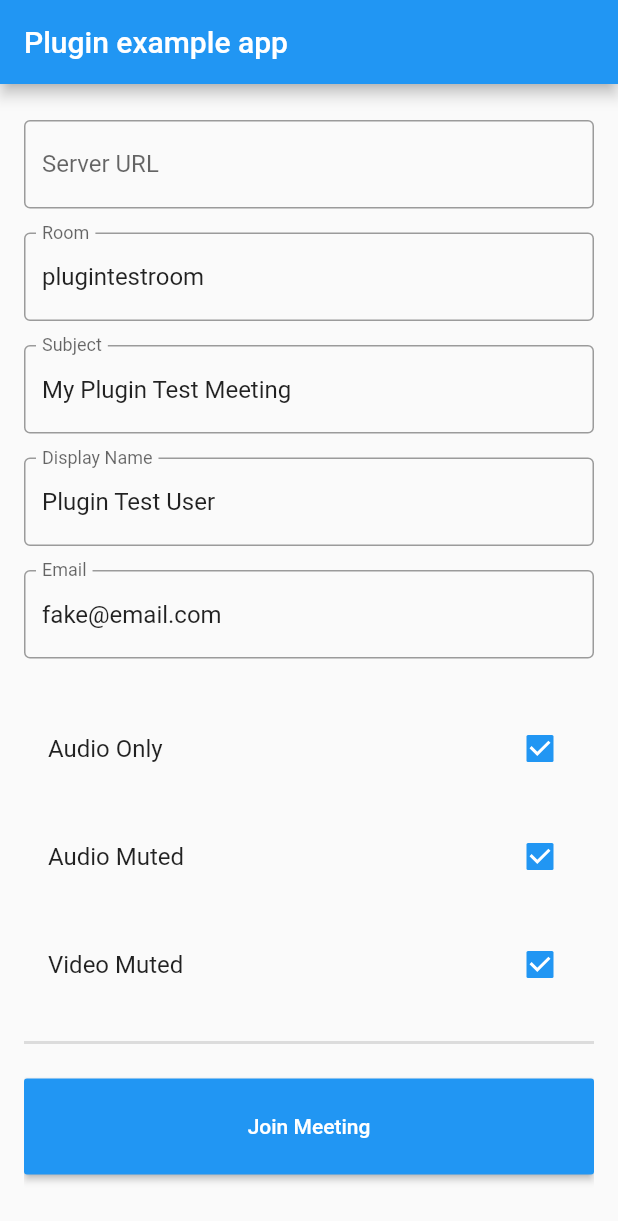
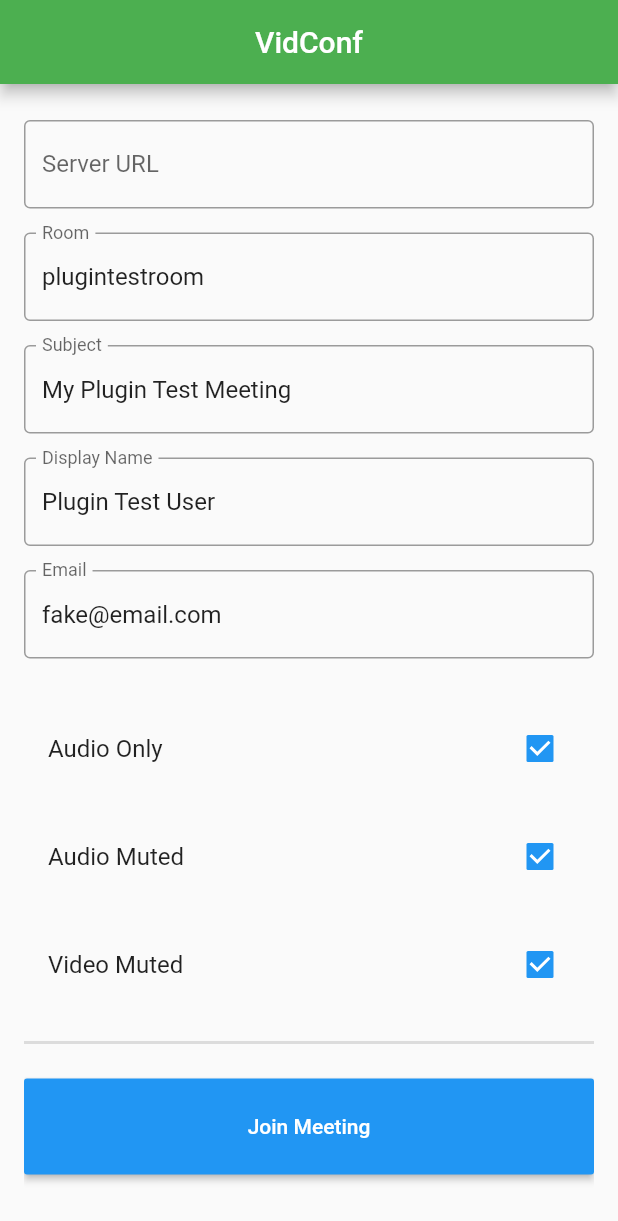
Before and after one commit to Harishwarrior/jitsi_video_conferencing_app, a Flutter app: the screen it shows after launch, on a phone screen of 412 x 824 dp. Shown: the top 1221 px of the screen. Run offline on Flutter 3.47's test engine with Material 2 defaults, Android fonts, the phone set to English and light mode, and no system bars; missing offline and left inert: jitsi_meet.

Commit message:
renamed appbar

```diff
--- a/lib/main.dart
+++ b/lib/main.dart
@@ -44,9 +44,12 @@ class _MyAppState extends State<MyApp> {
   @override
   Widget build(BuildContext context) {
     return MaterialApp(
+      debugShowCheckedModeBanner: false,
       home: Scaffold(
         appBar: AppBar(
-          title: const Text('Plugin example app'),
+          title: const Text('VidConf'),
+          centerTitle: true,
+          backgroundColor: Colors.green,
         ),
         body: Container(
           padding: const EdgeInsets.symmetric(
```
